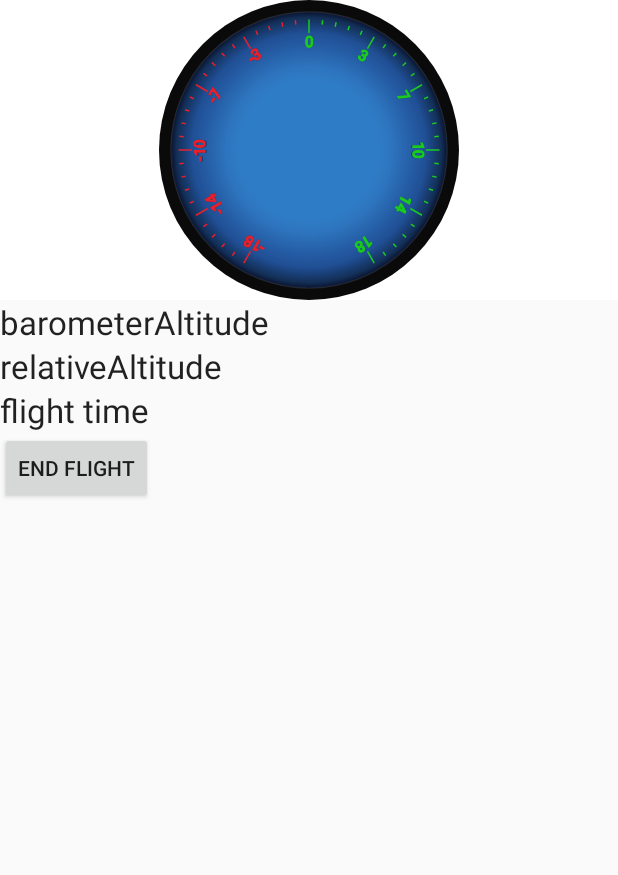
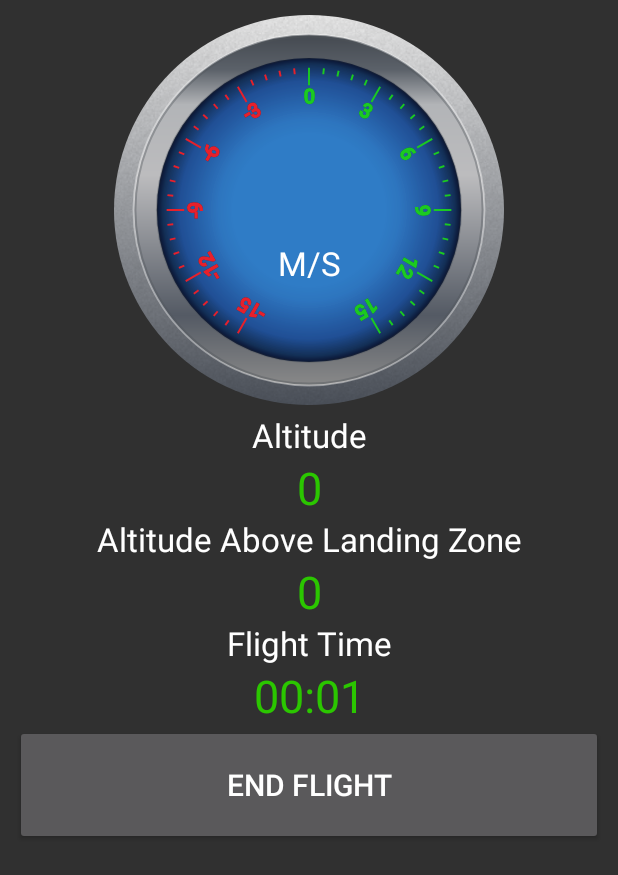
Before and after one commit to aubford/variAlt, an Android app: the MainActivity screen opened directly, with no data from a screen before it, on a phone screen of 412 x 824 dp. Shown: the top 875 px of the screen. Run offline under Robolectric (Android 15) with nearby library versions, the phone set to English and light mode, and no system bars; pictures from the network do not load; 2 statements that could not run were skipped.

Commit message:
finished first two views

```diff
--- a/app/src/main/java/com/example/aubreyford/vario/MainActivity.java
+++ b/app/src/main/java/com/example/aubreyford/vario/MainActivity.java
@@ -2,6 +2,7 @@ package com.example.aubreyford.vario;
 
 import android.app.Activity;
 import android.content.Context;
+import android.content.Intent;
 import android.hardware.Sensor;
 import android.hardware.SensorEvent;
 import android.hardware.SensorEventListener;
@@ -9,10 +10,12 @@ import android.hardware.SensorManager;
 import android.media.AudioAttributes;
 import android.media.SoundPool;
 import android.os.Bundle;
-import android.util.Log;
+import android.os.SystemClock;
+import android.view.View;
 import android.view.Window;
 import android.view.WindowManager;
 import android.widget.Button;
+import android.widget.Chronometer;
 import android.widget.TextView;
 import android.widget.Toast;
 
@@ -38,21 +41,18 @@ public class MainActivity extends Activity implements SensorEventListener {
     private GaugeView mGaugeView;
     private float lastMpS = 0;
     private float landingZoneAltitude;
-    private boolean beep = false;
 
-    SoundPool soundPool;
-    int soundOne;
-    int soundTwo;
-    int soundThree;
-    int soundFour;
-    boolean playedOne = false;
-    boolean playedTwo = false;
-    int streamOne;
-    int streamTwo;
-    int streamThree;
+    private SoundPool soundPool;
+    private int soundOne;
+    private int streamOne;
+    private boolean beep;
 
 
-    private int[] incrementTest = {0,0,0,0,0,0,0,0,0,0,0,0,0,0,0,0,0,0,0,0,0,0,0,0,0,0,0,0,0,0,0,0,0,0,0,0,2,2,5,5,2,2,5,2,2,5,2,2,5,2,2,2,2,0,0,0,0,0,0,0,0,0,0,0,0,0,0,5,5,5,5,5,5,5,5,5,5,5,5,5,5,5,5,5,5,5,2,2,2,2,2,2,2,2,2,2,2,2,2,2,2,2,2,2,2,2,2,2,2,2,2,999999999};
+    Chronometer chronometer;
+
+
+
+    private int[] incrementTest = {0,0,0,0,0,0,0,0,0,2,2,2,2,2,2,2,2,2,2,2,2,2,2,0,0,0,0,0,0,0,0,0,0,0,0,0,0,0,0,0,0,0,0,0,0,0,0,0,0,2,2,5,5,2,2,5,2,2,5,2,2,5,2,2,2,2,0,0,0,0,0,0,0,0,0,0,0,0,0,0,5,5,5,5,5,5,5,5,5,5,5,5,5,5,5,5,5,5,5,2,2,2,2,2,2,2,2,2,2,2,2,2,2,2,2,2,2,2,2,2,2,2,2,2,999999999};
     private int incrementer = 0;
 
 
@@ -71,7 +71,7 @@ public class MainActivity extends Activity implements SensorEventListener {
         mGaugeView = (GaugeView) findViewById(R.id.gauge_view);
         barometerAltitudeView = (TextView) findViewById(R.id.main_barometerAltitude);
         relativeAltitude = (TextView) findViewById(R.id.main_relativeAltitude);
-        flightTime = (TextView) findViewById(R.id.main_flightTime);
+        chronometer = (Chronometer) findViewById(R.id.main_chronometer);
         endFlight = (Button) findViewById(R.id.main_endFlight);
 
         Bundle bundle = getIntent().getExtras();
@@ -79,11 +79,21 @@ public class MainActivity extends Activity implements SensorEventListener {
         mslp = bundle.getFloat("mslp");
         landingZoneAltitude = bundle.getFloat("landingZoneAltitude");
 
-        Toast.makeText(MainActivity.this, String.valueOf(landingZoneAltitude), Toast.LENGTH_SHORT).show();
-        Toast.makeText(MainActivity.this, String.valueOf(mslp), Toast.LENGTH_SHORT).show();
+
+        endFlight.setOnClickListener(new View.OnClickListener() {
+            @Override
+            public void onClick(View v) {
+
+                long flightTime = SystemClock.elapsedRealtime() - chronometer.getBase();
 
 
-
+                Intent i = new Intent(MainActivity.this, FlightResultActivity.class);
+                i.putExtra("mslp", mslp);
+                i.putExtra("landingZoneAltitude", landingZoneAltitude);
+                i.putExtra("flightTime", flightTime);
+                startActivity(i);
+            }
+        });
 
 
     }
@@ -91,6 +101,11 @@ public class MainActivity extends Activity implements SensorEventListener {
     @Override
     protected void onResume() {
         super.onResume();
+
+
+        chronometer.setBase(SystemClock.elapsedRealtime());
+        chronometer.start();
+
 
 
         soundPool = new SoundPool.Builder()
@@ -108,16 +123,15 @@ public class MainActivity extends Activity implements SensorEventListener {
             @Override
             public void onLoadComplete(SoundPool soundPool, int sampleId,
                                        int status) {
-                Log.i("*****ONLOADCOMPLETE**", String.valueOf(sampleId));
+                streamOne =  soundPool.play(soundOne, 0, 0, 0, -1, 1);
+                soundPool.pause(streamOne);
+                soundPool.setVolume(streamOne, 1, 1);
+
             }
 
         });
 
-        soundOne = soundPool.load(MainActivity.this, R.raw.one, 1);
-        soundTwo = soundPool.load(MainActivity.this, R.raw.two, 1);
-        soundThree = soundPool.load(MainActivity.this, R.raw.three, 1);
-
-
+        soundOne = soundPool.load(MainActivity.this, R.raw.beep, 1);
 
 
         Sensor sensor = sensorManager.getDefaultSensor(Sensor.TYPE_PRESSURE);
@@ -126,11 +140,7 @@ public class MainActivity extends Activity implements SensorEventListener {
         if (sensor != null) {
             sensorManager.registerListener(this, sensor, SensorManager.SENSOR_DELAY_FASTEST);
         }else{
-            Toast.makeText(this, "You do not have a pressure sensor!", Toast.LENGTH_LONG).show();
-        }
-
-        while(beep){
-            Toast.makeText(MainActivity.this, "Thermal", Toast.LENGTH_SHORT).show();
+            Toast.makeText(this, "You do not have a pressure sensor! This app requires a pressure sensor.", Toast.LENGTH_LONG).show();
         }
     }
 
@@ -158,10 +168,12 @@ public class MainActivity extends Activity implements SensorEventListener {
             if (mslp != null)
             {
                 altitude = SensorManager.getAltitude(mslp, currentBarometerValue);
-                barometerAltitudeView.setText(String.valueOf(altitude));
+                String altString = String.format("%.2f", altitude) + " m";
+                barometerAltitudeView.setText(String.valueOf(altString));
             }else{
                 altitude = SensorManager.getAltitude(SensorManager.PRESSURE_STANDARD_ATMOSPHERE, currentBarometerValue);
-                barometerAltitudeView.setText(String.valueOf(altitude));
+                String altString = String.format("%.2f", altitude) + " m";
+                barometerAltitudeView.setText(String.valueOf(altString));
             }
 
             lastBarometerAltitudeTimestamp = (long)currentTimestamp;
@@ -172,12 +184,12 @@ public class MainActivity extends Activity implements SensorEventListener {
             float MpS = mVarioData.getCurrentMpS();
 
             mGaugeView.setTargetValue(MpS);
-            relativeAltitude.setText(String.valueOf(altitude - landingZoneAltitude));
 
-            double rando = (Math.random() * 7) + .5;
-            float randy = (float) rando;
+            float altDif = altitude - landingZoneAltitude;
+            String altitudeFormatted = String.format("%.2f", altDif) + " m";
+            relativeAltitude.setText(altitudeFormatted);
 
-            playBeepUpdate(incrementTest[incrementer], incrementTest[incrementer]);
+            playBeepUpdate(MpS);
 
             incrementer++;
 
@@ -186,39 +198,32 @@ public class MainActivity extends Activity implements SensorEventListener {
         }
     }
 
-    private void playBeepUpdate(float mps, float lastmps){
+    private void playBeepUpdate(float mps){
 
-            if( mps > 4 ){
+            if( mps > 4 ) {
 
-                if(playedTwo) {
+                soundPool.setRate(streamOne, 2.0f);
+                soundPool.resume(streamOne);
+                beep = true;
+//                Toast.makeText(MainActivity.this, "Thermal Heavy", Toast.LENGTH_SHORT).show();
 
-                    soundPool.resume(streamTwo);
+            }else if(mps > 2){
 
-                    playedTwo=true;
+                soundPool.setRate(streamOne, 1.8f);
+                soundPool.resume(streamOne);
+                beep=true;
+//                Toast.makeText(MainActivity.this, "Thermal Medium", Toast.LENGTH_SHORT).show();
+           }else if( mps > 1 ){
 
-                }else{
-
-                    streamTwo =  soundPool.play(soundOne, 1, 1, 0, -1, 2);
-
-                }
-
-           }else if( mps > .5 ){
-
-                if(playedOne) {
-
-                    soundPool.resume(streamOne);
-
-                    playedOne=true;
-
-                }else{
-
-                    streamOne =  soundPool.play(soundOne, 1, 1, 0, -1, 1);
-
-                }
+                soundPool.setRate(streamOne, 1.5f);
+                soundPool.resume(streamOne);
+                beep=true;
+//                Toast.makeText(MainActivity.this, "Thermal Light", Toast.LENGTH_SHORT).show();
 
             }else{
 
                 soundPool.autoPause();
+                beep=false;
 
             }
     }
--- a/app/src/main/res/layout/activity_main.xml
+++ b/app/src/main/res/layout/activity_main.xml
@@ -6,60 +6,120 @@
     android:layout_height="match_parent"
     tools:context="com.example.aubreyford.vario.MainActivity"
     android:orientation="vertical"
-    >
+    android:padding="10dp">
+<FrameLayout
+    android:layout_height="wrap_content"
+    android:layout_width="wrap_content"
+    android:layout_marginBottom="5dp">
+
 
 
     <io.sule.gaugelibrary.GaugeView
-    android:id="@+id/gauge_view"
-    android:layout_width="match_parent"
-    android:layout_height="200dp"
-    android:background="#ffffff"
-    gauge:showOuterShadow="false"
+        android:id="@+id/gauge_view"
+        android:layout_width="match_parent"
+        android:layout_height="260dp"
+        android:background="#00000000"
+        gauge:showOuterShadow="false"
+
+        gauge:textUnit="M/S"
+        gauge:showScale="true"
+        gauge:showRanges="true"
+
 
         gauge:divisions="10"
         gauge:subdivisions="5"
         gauge:rangeColors="@array/rangeColors"
         gauge:rangeValues="@array/ranges"
+        gauge:showOuterBorder="false"
 
-    gauge:showOuterRim="false"
-    gauge:showInnerRim="false"
-    gauge:needleWidth="0.010"
-    gauge:needleHeight="0.40"
-    gauge:scaleStartValue="-18"
-    gauge:scaleEndValue="18"
-    gauge:showNeedle="true" />
+        gauge:showOuterRim="true"
+        gauge:showInnerRim="true"
+        gauge:needleWidth="0.030"
+        gauge:needleHeight="0.40"
+        gauge:scaleStartValue="-15"
+        gauge:scaleEndValue="15"
+        gauge:showNeedle="true" />
+
+    <TextView
+        android:layout_width="match_parent"
+        android:layout_height="29dp"
+        android:textAppearance="?android:attr/textAppearanceLarge"
+        android:text="M/S"
+        android:id="@+id/ms"
+        android:textAlignment="center"
+        android:layout_gravity="center_horizontal|bottom"
+        android:layout_marginBottom="80dp" />
+
+</FrameLayout>
+
+
 
 
     <TextView
         android:layout_width="match_parent"
-        android:layout_height="wrap_content"
+        android:layout_height="29dp"
         android:textAppearance="?android:attr/textAppearanceLarge"
-        android:text="barometerAltitude"
-        android:id="@+id/main_barometerAltitude"
-        />
+        android:text="Altitude"
+        android:id="@+id/textView2"
+        android:textAlignment="center" />
 
     <TextView
         android:layout_width="match_parent"
-        android:layout_height="wrap_content"
+        android:layout_height="40dp"
         android:textAppearance="?android:attr/textAppearanceLarge"
-        android:text="relativeAltitude"
-        android:id="@+id/main_relativeAltitude"
-        />
+        android:text="0"
+        android:id="@+id/main_barometerAltitude"
+        android:textSize="30sp"
+        android:textAlignment="center"
+        android:singleLine="true"
+        android:textColor="#2bc600" />
 
     <TextView
         android:layout_width="match_parent"
-        android:layout_height="wrap_content"
+        android:layout_height="29dp"
         android:textAppearance="?android:attr/textAppearanceLarge"
-        android:text="flight time"
-        android:id="@+id/main_flightTime"
-        />
+        android:text="Altitude Above Landing Zone"
+        android:id="@+id/textView3"
+        android:textAlignment="center" />
+
+    <TextView
+        android:layout_width="match_parent"
+        android:layout_height="40dp"
+        android:textAppearance="?android:attr/textAppearanceLarge"
+        android:text="0"
+        android:id="@+id/main_relativeAltitude"
+        android:textSize="30sp"
+        android:textAlignment="center"
+        android:singleLine="true"
+        android:textColor="#2bc600" />
+
+    <TextView
+        android:layout_width="match_parent"
+        android:layout_height="29dp"
+        android:textAppearance="?android:attr/textAppearanceLarge"
+        android:text="Flight Time"
+        android:id="@+id/textView4"
+        android:textAlignment="center" />
+
+    <Chronometer
+        android:layout_width="match_parent"
+        android:layout_height="40dp"
+        android:id="@+id/main_chronometer"
+        android:layout_gravity="center_horizontal|bottom"
+        android:textSize="30sp"
+        android:textAlignment="center"
+        android:singleLine="true"
+        android:textColor="#2bc600" />
 
     <Button
-        android:layout_width="wrap_content"
-        android:layout_height="wrap_content"
+        android:layout_width="match_parent"
+        android:layout_height="80dp"
         android:text="End Flight"
         android:id="@+id/main_endFlight"
-        />
+        android:textAlignment="center"
+        android:textSize="20dp"
+        android:elegantTextHeight="true"
+        android:layout_gravity="center_horizontal" />
 
 
 </LinearLayout>
```
Also changed, not shown: app/src/main/AndroidManifest.xml (+11 -8 lines), app/src/main/java/com/example/aubreyford/vario/FlightResultActivity.java (added, +17 -0 lines), app/src/main/java/com/example/aubreyford/vario/SplashActivity.java (+33 -13 lines), app/src/main/java/com/example/aubreyford/vario/VarioData.java (+5 -8 lines), app/src/main/res/layout/activity_flight_result.xml (added, +24 -0 lines), app/src/main/res/layout/activity_splash.xml (+28 -14 lines), 6 other files.
